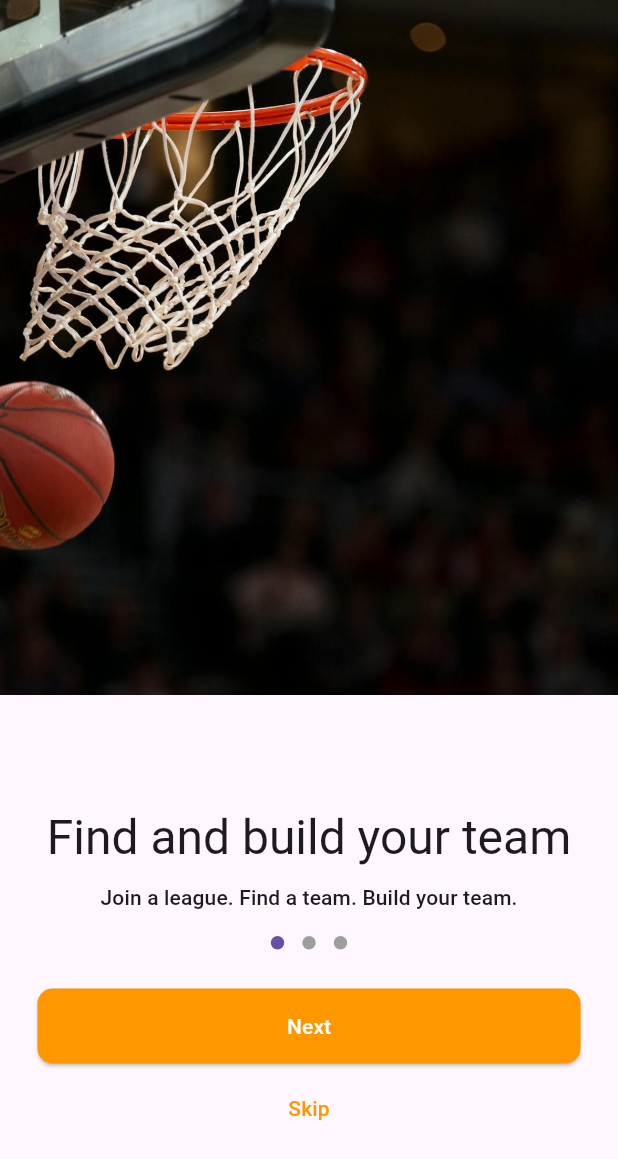
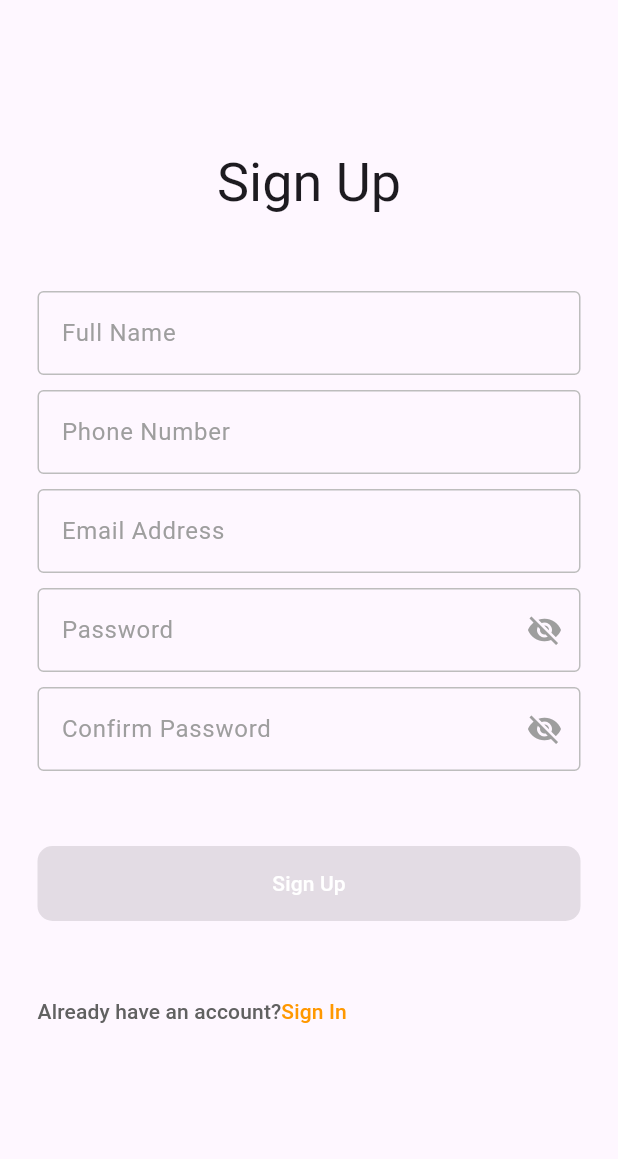
Before and after one commit to dhkvatar/teams_flutter, a Flutter app: the screen it shows after launch, on a phone screen of 412 x 824 dp. Shown: the top 1159 px of the screen. Run offline on Flutter 3.47's test engine with Material 3 defaults, Android fonts, the phone set to English and light mode, and no system bars; drawn by our look-alikes of dots_indicator; our stand-ins replace flutter_bloc, formz, freezed_annotation, get_it, go_router, injectable.

Commit message:
SignUpPage UI components placed

```diff
--- a/lib/presentation/flows/login_flow.dart
+++ b/lib/presentation/flows/login_flow.dart
@@ -6,7 +6,8 @@ import 'package:teams/app/di/di.dart';
 import 'package:teams/core/navigation/routing_flow.dart';
 import 'package:teams/presentation/blocs/login/login_bloc.dart';
 import 'package:teams/presentation/pages/login_page.dart';
-import 'package:teams/presentation/pages/onboarding_page.dart';
+// import 'package:teams/presentation/pages/onboarding_page.dart';
+import 'package:teams/presentation/pages/sign_up_page.dart';
 
 const loginPage = 'login';
 
@@ -19,7 +20,8 @@ class LoginFlow extends RoutingFlow {
       path: startingRoutePath,
       name: startingRoutePath,
       builder: (context, state) {
-        return const OnboardingPage();
+        return const SignUpPage();
+        // return const OnboardingPage();
       },
       routes: [
         GoRoute(
--- /dev/null
+++ b/lib/presentation/pages/sign_up_page.dart
@@ -0,0 +1,90 @@
+import 'package:flutter/material.dart';
+import 'package:teams/presentation/ui/components/input_textfield.dart';
+import 'package:teams/presentation/ui/components/password_textfield.dart';
+import 'package:teams/presentation/ui/components/submit_button.dart';
+
+class SignUpPage extends StatelessWidget {
+  const SignUpPage({super.key});
+
+  @override
+  Widget build(BuildContext context) {
+    return Scaffold(
+      body: SafeArea(
+        child: Center(
+          child: Column(
+            children: [
+              const SizedBox(height: 100),
+
+              // Sign up message
+              Text(
+                'Sign Up',
+                style: Theme.of(context).textTheme.displaySmall,
+              ),
+
+              const SizedBox(height: 50),
+
+              // Name input
+              const InputTextField(
+                hintText: 'Full Name',
+              ),
+
+              const SizedBox(height: 10),
+
+              // Phone input
+              const InputTextField(hintText: 'Phone Number'),
+
+              const SizedBox(height: 10),
+
+              // Email input
+              const InputTextField(hintText: 'Email Address'),
+
+              const SizedBox(height: 10),
+
+              // Password input
+              const PasswordTextField(hintText: 'Password'),
+
+              const SizedBox(height: 10),
+
+              // Confirm password input
+              const PasswordTextField(hintText: 'Confirm Password'),
+
+              const SizedBox(height: 50),
+
+              // Submit button
+              const SubmitButton(buttonText: 'Sign Up'),
+
+              const SizedBox(height: 50),
+
+              // Sign in link
+              Padding(
+                padding: const EdgeInsets.symmetric(horizontal: 25.0),
+                child: Align(
+                  alignment: Alignment.centerLeft,
+                  child: RichText(
+                    text: TextSpan(
+                      children: [
+                        TextSpan(
+                            text: 'Already have an account?',
+                            style: Theme.of(context)
+                                .textTheme
+                                .titleSmall!
+                                .copyWith(color: Colors.grey.shade700)),
+                        TextSpan(
+                          text: 'Sign In',
+                          style:
+                              Theme.of(context).textTheme.titleSmall!.copyWith(
+                                    color: Colors.orange,
+                                  ),
+                        ),
+                      ],
+                    ),
+                  ),
+                ),
+              ),
+            ],
+          ),
+        ),
+      ),
+    );
+  }
+}
```
